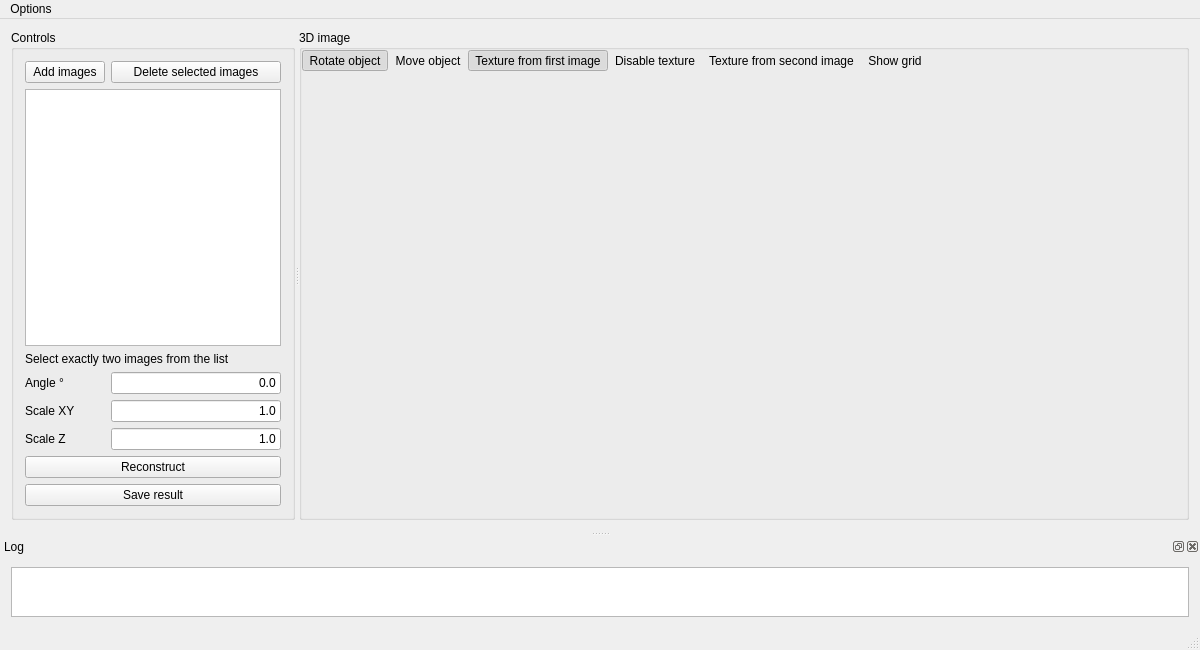
Qt form cybervision/cybervision-app/UI/mainwindow.ui (zlogic/cybervision) before a commit.
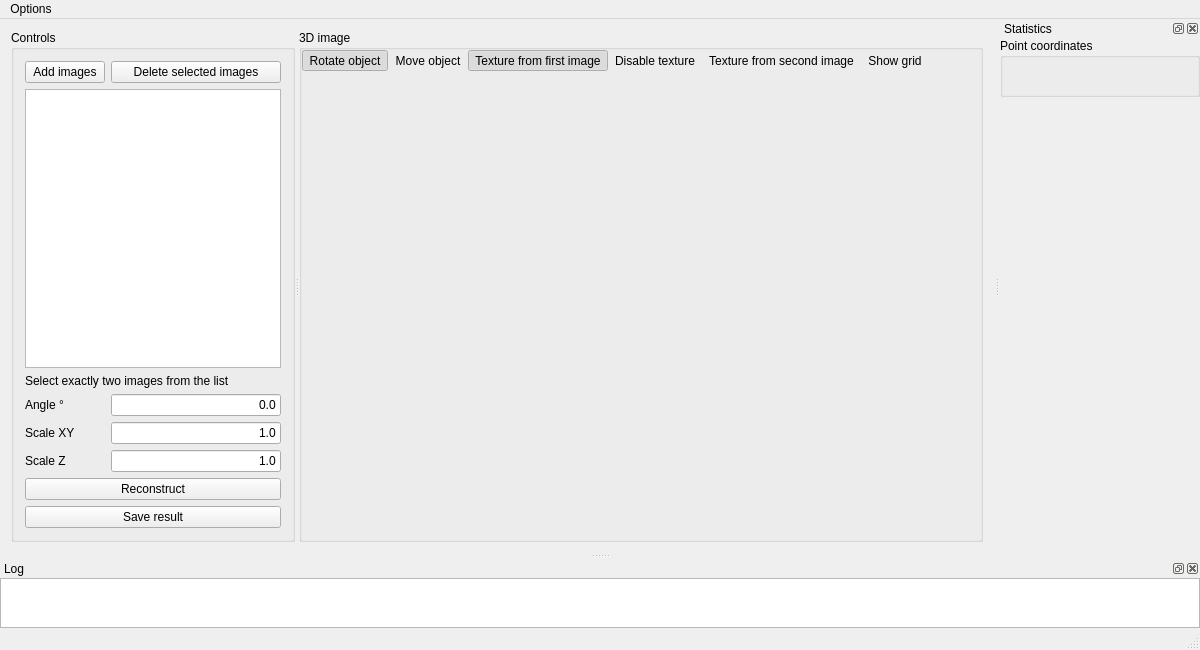
The same form after that commit. Icons and pictures are not drawn. Custom widgets are drawn as their Qt base class.

Commit message: - Output of clicked 3D point coordinates - Removed really old 2D rendering code

Patch:
```diff
--- a/cybervision/cybervision-app/UI/mainwindow.ui
+++ b/cybervision/cybervision-app/UI/mainwindow.ui
@@ -409,6 +409,12 @@
    </attribute>
    <widget class="QWidget" name="dockWidgetContents">
     <layout class="QHBoxLayout" name="horizontalLayout_2">
+     <property name="spacing">
+      <number>0</number>
+     </property>
+     <property name="margin">
+      <number>0</number>
+     </property>
      <item>
       <widget class="QPlainTextEdit" name="logTextEdit">
        <property name="sizePolicy">
@@ -461,7 +467,63 @@
    </widget>
    <addaction name="menuOptions"/>
   </widget>
-  <action name="actionShowlog">
+  <widget class="QDockWidget" name="statsDockWidget">
+   <property name="minimumSize">
+    <size>
+     <width>200</width>
+     <height>92</height>
+    </size>
+   </property>
+   <property name="features">
+    <set>QDockWidget::AllDockWidgetFeatures</set>
+   </property>
+   <property name="windowTitle">
+    <string>Statistics</string>
+   </property>
+   <attribute name="dockWidgetArea">
+    <number>2</number>
+   </attribute>
+   <widget class="QWidget" name="statsDockWidgetContents">
+    <layout class="QVBoxLayout" name="verticalLayout">
+     <property name="spacing">
+      <number>0</number>
+     </property>
+     <property name="margin">
+      <number>0</number>
+     </property>
+     <item>
+      <widget class="QGroupBox" name="statsPointGroupBox">
+       <property name="title">
+        <string>Point coordinates</string>
+       </property>
+       <layout class="QGridLayout" name="gridLayout_3">
+        <item row="0" column="0">
+         <widget class="QLabel" name="pointCoordinatesLabel">
+          <property name="text">
+           <string/>
+          </property>
+         </widget>
+        </item>
+       </layout>
+      </widget>
+     </item>
+     <item>
+      <spacer name="verticalSpacer">
+       <property name="orientation">
+        <enum>Qt::Vertical</enum>
+       </property>
+       <property name="sizeHint" stdset="0">
+        <size>
+         <width>20</width>
+         <height>40</height>
+        </size>
+       </property>
+      </spacer>
+     </item>
+    </layout>
+   </widget>
+  </widget>
+  <action name="actionShow_log">
    <property name="checkable">
     <bool>true</bool>
    </property>
```
Left out of the diff: 11 changed lines with no effect on the pictures. The commit also changes 5 other files.
